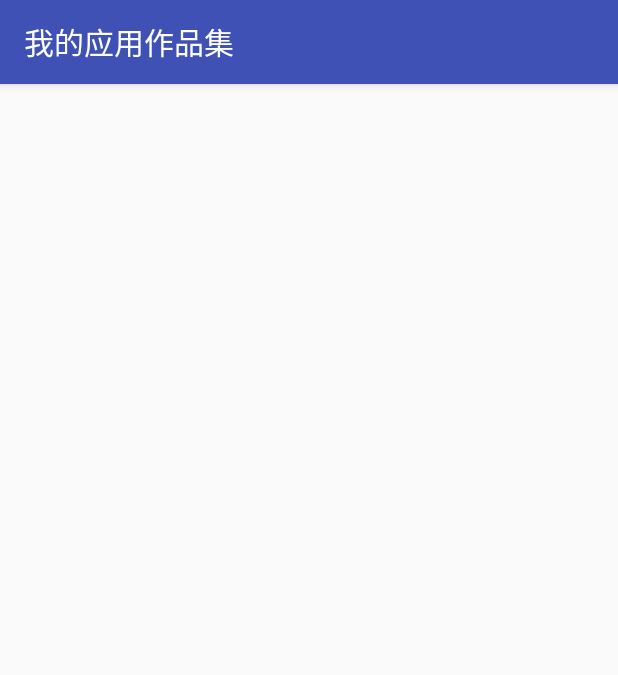
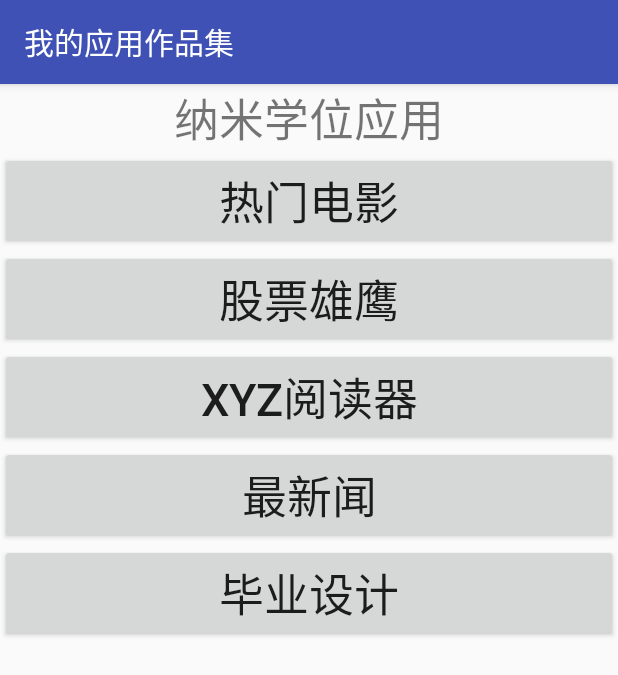
Before and after one commit to ltt19921124/FavoriteToys, an Android app: the screen it shows after launch (MainActivity), on a phone screen of 412 x 824 dp. Shown: the top 675 px of the screen. Run offline under Robolectric (Android 15) with nearby library versions, the phone set to English and light mode, and no system bars.

Commit message:
add button

```diff
--- a/app/src/main/res/layout/activity_main.xml
+++ b/app/src/main/res/layout/activity_main.xml
@@ -2,7 +2,45 @@
 <LinearLayout xmlns:android="http://schemas.android.com/apk/res/android"
     android:orientation="vertical"
     android:layout_width="match_parent"
-    android:layout_height="match_parent">
+    android:layout_height="match_parent"
+    android:weightSum="1">
 
+    <TextView
+        android:id="@+id/text_view"
+        android:layout_width="match_parent"
+        android:layout_height="wrap_content"
+        android:gravity="center"
+        android:textSize="30sp"
+        android:text="纳米学位应用"/>
+    <Button
+        android:id="@+id/button"
+        android:layout_width="match_parent"
+        android:layout_height="wrap_content"
+        android:textSize="30sp"
+        android:text="热门电影"/>
+    <Button
+        android:id="@+id/button_1"
+        android:layout_width="match_parent"
+        android:layout_height="wrap_content"
+        android:textSize="30sp"
+        android:text="股票雄鹰" />
+    <Button
+        android:id="@+id/button_2"
+        android:layout_width="match_parent"
+        android:layout_height="wrap_content"
+        android:textSize="30sp"
+        android:text="XYZ阅读器"/>
+    <Button
+        android:id="@+id/button_3"
+        android:layout_width="match_parent"
+        android:layout_height="wrap_content"
+        android:textSize="30sp"
+        android:text="最新闻"/>
+    <Button
+        android:id="@+id/button_4"
+        android:layout_width="match_parent"
+        android:layout_height="wrap_content"
+        android:textSize="30sp"
+        android:text="毕业设计"/>
 
 </LinearLayout>
```
